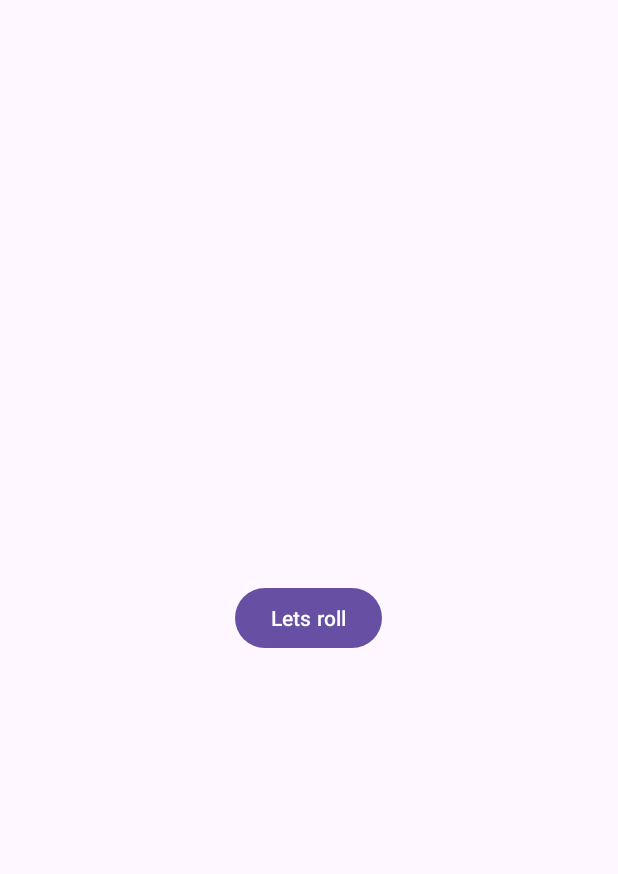
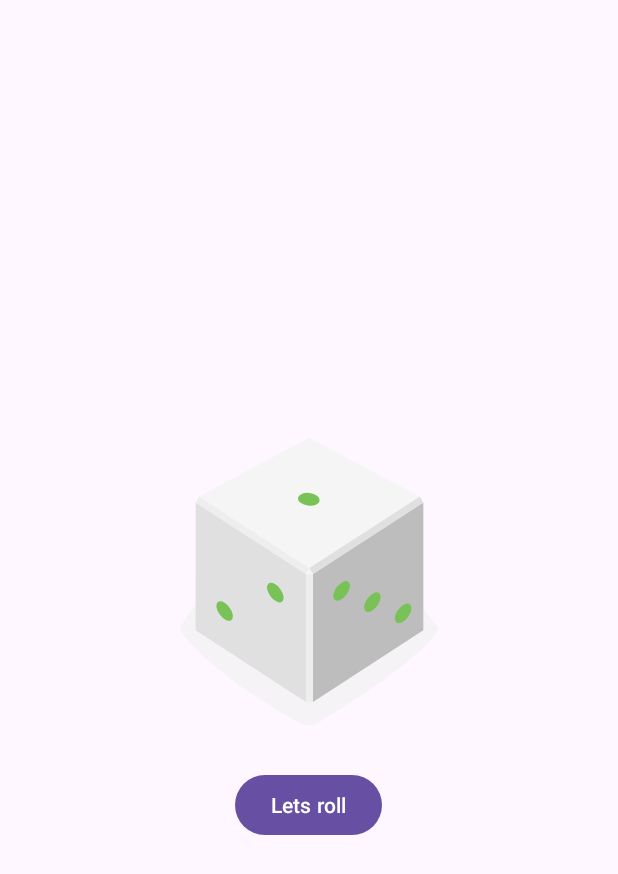
Before and after one commit to shuvradipsarma-VITB/Kotlin-Dice-Roller-App, an Android app: the screen it shows after launch (MainActivity), on a phone screen of 412 x 824 dp. Shown: the top 874 px of the screen. Run offline under Robolectric (Android 15) with nearby library versions, the phone set to English and light mode, and no system bars.

Commit message:
Update activity_main.xml

```diff
--- a/app/src/main/res/layout/activity_main.xml
+++ b/app/src/main/res/layout/activity_main.xml
@@ -14,8 +14,8 @@
         android:layout_width="wrap_content"
         android:layout_height="wrap_content"
         android:layout_gravity="center_horizontal"
-        app:src="@drawable/empty_dice"
-        tools:src="@drawable/dice_1"/>
+        android:src="@drawable/dice_1"/>
+
 
     <!--        app:layout_constraintBottom_toBottomOf="parent"-->
     <!--        app:layout_constraintStart_toStartOf="parent"-->
```
